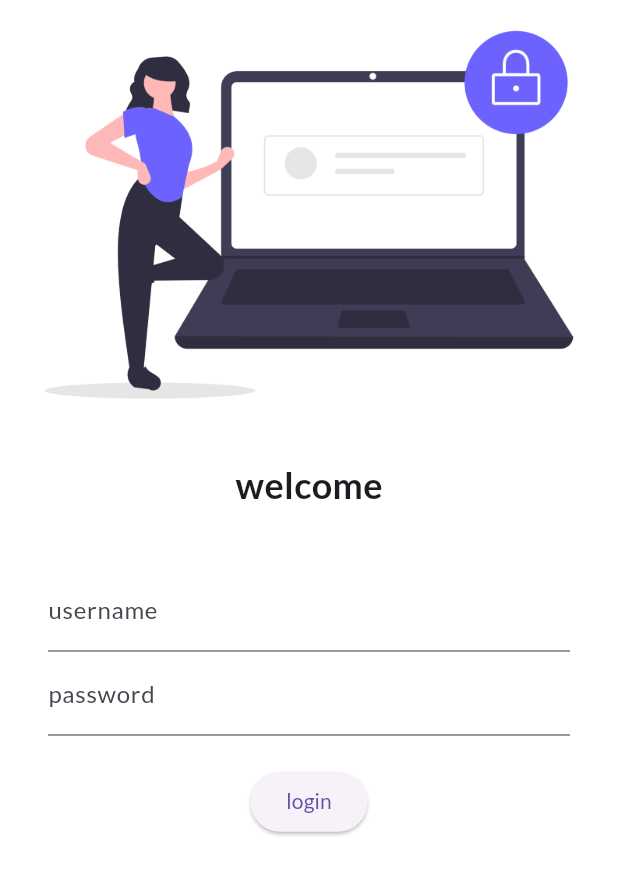
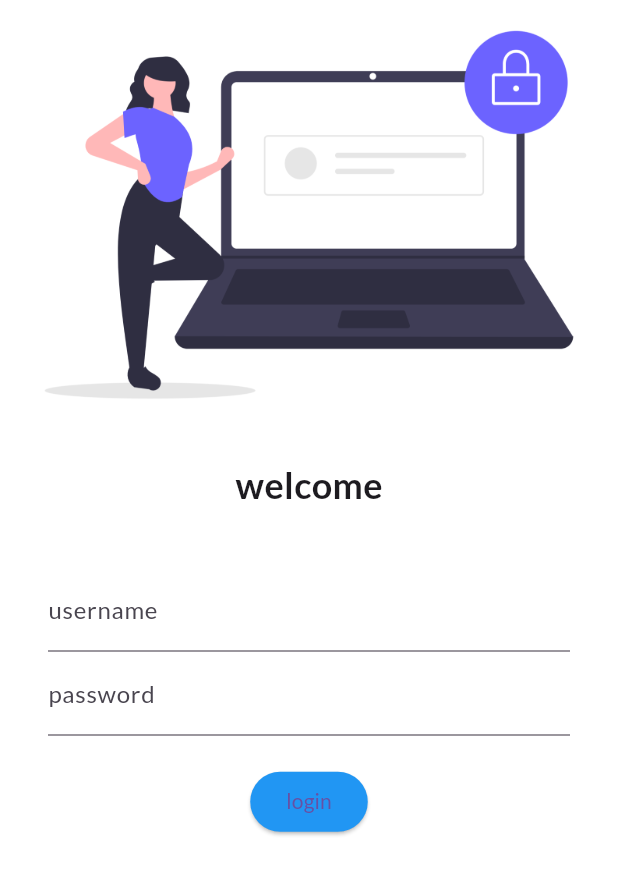
Before and after one commit to harshithtc/catalogapp, a Flutter app: the screen it shows after launch, on a phone screen of 412 x 824 dp. Shown: the top 875 px of the screen. Run offline on Flutter 3.47's test engine with Material 3 defaults, Android fonts, the phone set to English and light mode, and no system bars; our stand-ins replace google_fonts.

Commit message:
day5 completed

```diff
--- a/lib/main.dart
+++ b/lib/main.dart
@@ -1,7 +1,10 @@
 import 'package:flutter/material.dart';
 import 'package:flutter_catalog/pages/home_page.dart';
 import 'package:flutter_catalog/pages/login_page.dart';
+import 'package:flutter_catalog/utils/routes.dart';
 import 'package:google_fonts/google_fonts.dart';
+
+
 
 void main() {
   runApp(MyApp());
@@ -23,8 +26,8 @@
       initialRoute: "/login",
       routes: {
         "/": (context) => LoginPage(),
-        "/home": (context) => HomePage(),
-        "/login": (context) => LoginPage(),
+        MyRoutes.homeRoute: (context) => HomePage(),
+        MyRoutes.loginRoute: (context) => LoginPage(),
       },
     );
   }
--- a/lib/pages/login_page.dart
+++ b/lib/pages/login_page.dart
@@ -1,4 +1,5 @@
 import 'package:flutter/material.dart';
+import 'package:flutter_catalog/utils/routes.dart';
 
 class LoginPage extends StatelessWidget {
   const LoginPage({super.key});
@@ -7,6 +8,7 @@
   Widget build(BuildContext context) {
     return Material(
       color: Colors.white,
+      child: SingleChildScrollView(
         child: Column(
           children: [
             Image.asset("assets/images/login_image.png", fit: BoxFit.cover),
@@ -38,8 +40,10 @@
                   ),
                   SizedBox(height: 20.0),
                   ElevatedButton(
-                  style: TextButton.styleFrom(),
-                  onPressed: () {},
+                    style: TextButton.styleFrom(backgroundColor: Colors.blue),
+                    onPressed: () {
+                      Navigator.pushNamed(context, MyRoutes.homeRoute);
+                    },
                     child: Text("login"),
                   ),
                 ],
@@ -47,6 +51,7 @@
             ),
           ],
         ),
+      ),
     );
   }
 }
--- /dev/null
+++ b/lib/utils/routes.dart
@@ -0,0 +1,4 @@
+class MyRoutes {
+  static String loginRoute ="/login";
+  static String homeRoute ="/home";
+}
```
Also changed, not shown: 1 other file. Lines whose indentation alone changed are shown as unchanged.
